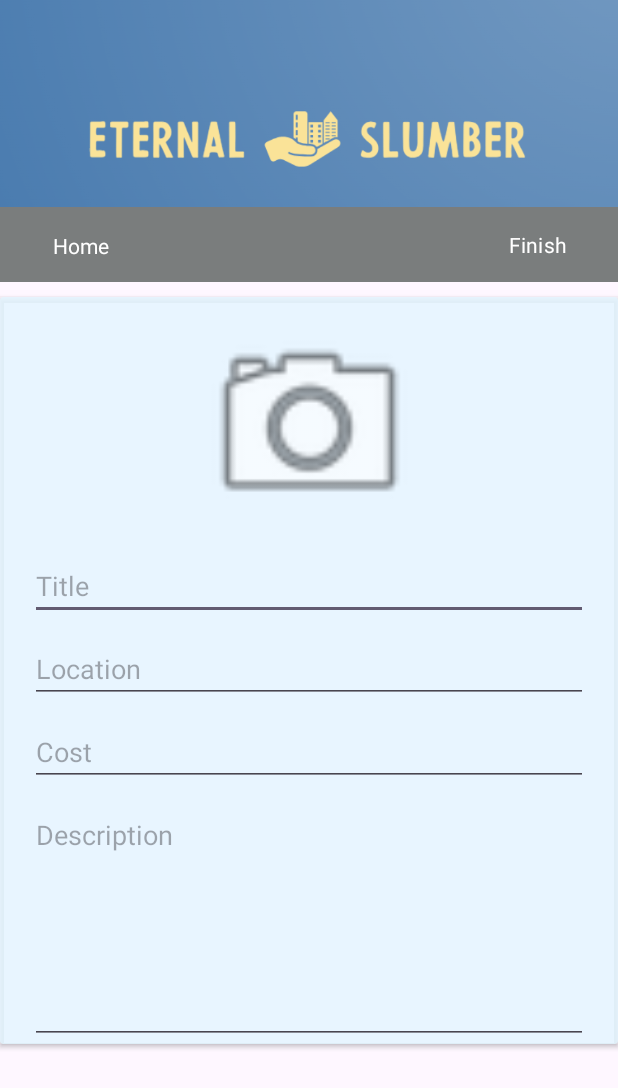
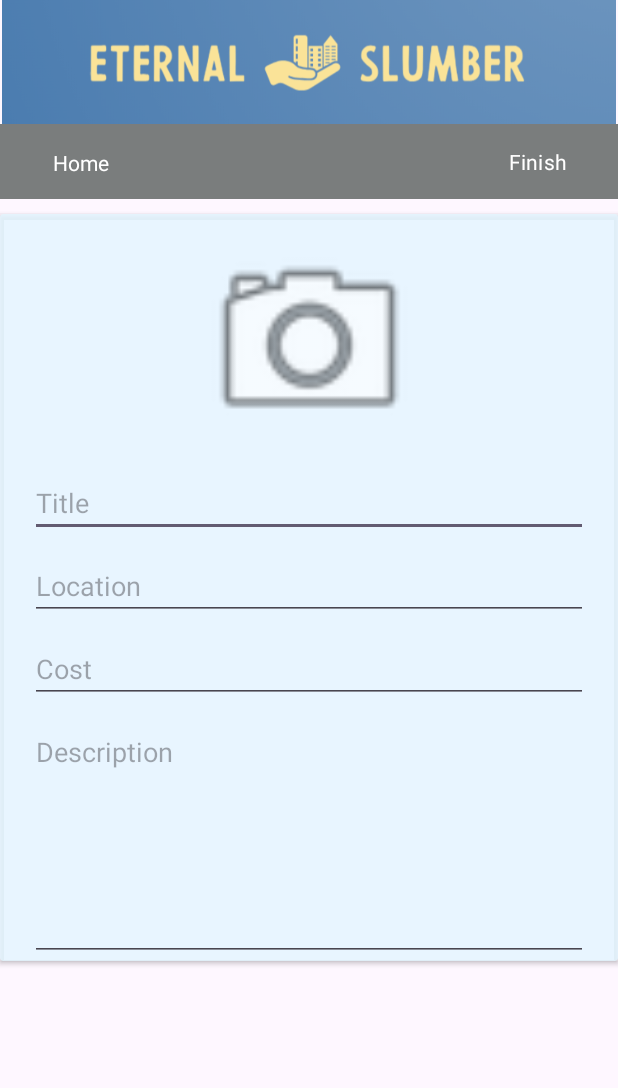
Before and after one commit to Javiebear/EternalSlumber, an Android app: the NewProperty screen opened directly, with no data from a screen before it, on a phone screen of 412 x 824 dp. Shown: the top 1088 px of the screen. Run offline under Robolectric (Android 15) with nearby library versions, the phone set to English and light mode, and no system bars; Roboto replaces fonts that are not available here.

Commit message:
Adjusted Logo Sizing & Placement

```diff
--- a/app/src/main/res/layout/activity_new_property.xml
+++ b/app/src/main/res/layout/activity_new_property.xml
@@ -16,7 +16,7 @@
         app:layout_constraintHorizontal_bias="0.0"
         app:layout_constraintStart_toStartOf="parent"
         app:layout_constraintTop_toTopOf="parent"
-        app:srcCompat="@drawable/logo" />
+        app:srcCompat="@drawable/logo_cropped" />
 
     <androidx.appcompat.widget.Toolbar
         android:id="@+id/newToolbar"
@@ -25,7 +25,7 @@
         android:background="@color/gray"
         android:minHeight="?attr/actionBarSize"
         android:theme="?attr/actionBarTheme"
-        app:layout_constraintBottom_toBottomOf="@id/logoImage"
+        app:layout_constraintTop_toBottomOf="@id/logoImage"
         app:layout_constraintEnd_toEndOf="parent"
         app:layout_constraintHorizontal_bias="1.0"
         app:layout_constraintStart_toStartOf="parent" />
@@ -39,7 +39,7 @@
         android:fontFamily="@font/golos_text"
         android:text="Home"
         app:cornerRadius="0dp"
-        app:layout_constraintBottom_toBottomOf="@+id/logoImage"
+        app:layout_constraintBottom_toBottomOf="@+id/newToolbar"
         app:layout_constraintStart_toStartOf="@id/newToolbar"
         app:layout_constraintTop_toTopOf="@id/newToolbar"
         app:layout_constraintVertical_bias="1.0" />
@@ -65,7 +65,7 @@
         android:backgroundTint="@color/background2"
         app:layout_constraintEnd_toEndOf="parent"
         app:layout_constraintStart_toStartOf="parent"
-        app:layout_constraintTop_toBottomOf="@+id/logoImage">
+        app:layout_constraintTop_toBottomOf="@+id/newToolbar">
 
         <androidx.constraintlayout.widget.ConstraintLayout
             android:layout_width="match_parent"
```
